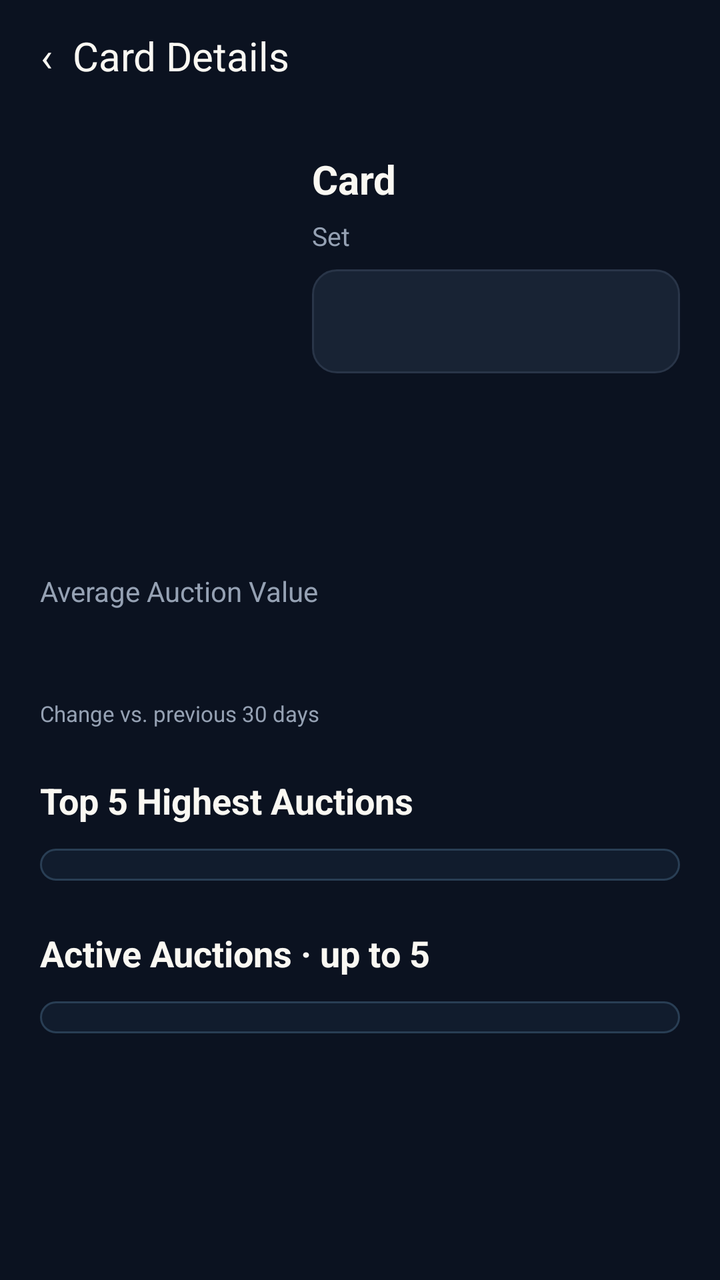
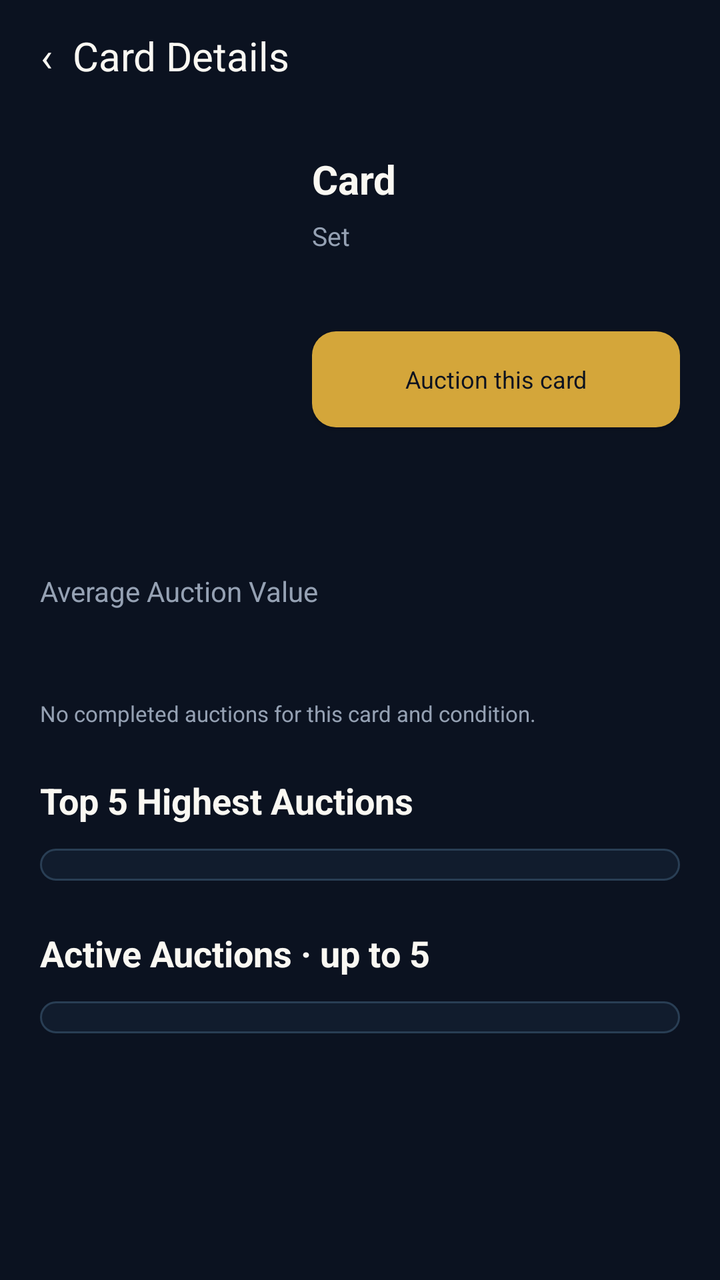

The first picture is an Android layout as it rendered before a commit; the second is the same layout after the commit. The layout source and the unified diff follow.
<!-- AndroidManifest.xml: application theme Theme.Deckbid -->
<!-- res/layout/activity_card_details.xml -->
<?xml version="1.0" encoding="utf-8"?>
<LinearLayout xmlns:android="http://schemas.android.com/apk/res/android"
    android:layout_width="match_parent"
    android:layout_height="match_parent"
    android:orientation="vertical"
    android:background="#0B1220"
    android:fitsSystemWindows="true">
    <Button
        android:id="@+id/back_button"
        android:layout_width="wrap_content"
        android:layout_height="56dp"
        android:background="@android:color/transparent"
        android:text="‹  Card Details"
        android:textAllCaps="false"
        android:textSize="20sp"
        android:textColor="#FAF8F2"
        android:paddingStart="20dp"
        android:paddingEnd="20dp"/>
    <ScrollView
        android:layout_width="match_parent"
        android:layout_height="0dp"
        android:layout_weight="1">
        <LinearLayout
            android:layout_width="match_parent"
            android:layout_height="wrap_content"
            android:orientation="vertical"
            android:padding="20dp">
            <LinearLayout
                android:layout_width="match_parent"
                android:layout_height="wrap_content"
                android:orientation="horizontal">
                <ImageView
                    android:id="@+id/detail_image"
                    android:layout_width="120dp"
                    android:layout_height="190dp"
                    android:scaleType="fitCenter"/>
                <LinearLayout
                    android:layout_width="0dp"
                    android:layout_height="wrap_content"
                    android:layout_weight="1"
                    android:layout_marginStart="16dp"
                    android:orientation="vertical">
                    <TextView
                        android:id="@+id/detail_name"
                        android:layout_width="match_parent"
                        android:layout_height="wrap_content"
                        android:text="Card"
                        android:textSize="20sp"
                        android:textColor="#FAF8F2"
                        android:textStyle="bold"/>
                    <TextView
                        android:id="@+id/detail_set"
                        android:layout_width="match_parent"
                        android:layout_height="wrap_content"
                        android:text="Set"
                        android:textSize="13sp"
                        android:textColor="#95A1B3"
                        android:layout_marginTop="6dp"/>
                    <Spinner
                        android:id="@+id/detail_condition"
                        android:layout_width="match_parent"
                        android:layout_height="52dp"
                        android:layout_marginTop="8dp"
                        android:background="@drawable/input_background"
                        android:popupBackground="#182334"
                        android:spinnerMode="dropdown"/>
                </LinearLayout>
            </LinearLayout>
            <TextView
                android:layout_width="match_parent"
                android:layout_height="wrap_content"
                android:text="Average Auction Value"
                android:textSize="14sp"
                android:textColor="#95A1B3"
                android:layout_marginTop="20dp"/>
            <LinearLayout
                android:layout_width="match_parent"
                android:layout_height="wrap_content"
                android:orientation="horizontal"
                android:gravity="center_vertical">
                <TextView
                    android:id="@+id/detail_value"
                    android:layout_width="0dp"
                    android:layout_height="wrap_content"
                    android:layout_weight="1"
                    android:textSize="30sp"
                    android:textStyle="bold"
                    android:textColor="#FAF8F2"/>
                <TextView
                    android:id="@+id/detail_change"
                    android:layout_width="wrap_content"
                    android:layout_height="wrap_content"
                    android:textSize="16sp"
                    android:textColor="#4CD6A0"/>
            </LinearLayout>
            <TextView
                android:id="@+id/detail_note"
                android:layout_width="match_parent"
                android:layout_height="wrap_content"
                android:text="Change vs. previous 30 days"
                android:textSize="11sp"
                android:textColor="#95A1B3"
                android:layout_marginTop="4dp"/>
            <TextView
                android:layout_width="match_parent"
                android:layout_height="wrap_content"
                android:text="Top 5 Highest Auctions"
                android:textSize="18sp"
                android:textColor="#FAF8F2"
                android:textStyle="bold"
                android:layout_marginTop="24dp"
                android:layout_marginBottom="12dp"/>
            <LinearLayout
                android:id="@+id/highest_table"
                android:layout_width="match_parent"
                android:layout_height="wrap_content"
                android:orientation="vertical"
                android:padding="8dp"
                android:background="@drawable/binder_panel"/>
            <TextView
                android:layout_width="match_parent"
                android:layout_height="wrap_content"
                android:text="Active Auctions · up to 5"
                android:textSize="18sp"
                android:textColor="#FAF8F2"
                android:textStyle="bold"
                android:layout_marginTop="24dp"
                android:layout_marginBottom="12dp"/>
            <LinearLayout
                android:id="@+id/active_table"
                android:layout_width="match_parent"
                android:layout_height="wrap_content"
                android:orientation="vertical"
                android:padding="8dp"
                android:background="@drawable/binder_panel"/>
        </LinearLayout>
    </ScrollView>
</LinearLayout>
<!-- resources referenced by this layout -->
<resources>
  <!-- drawable binder_panel (drawable) -->
  <?xml version="1.0" encoding="utf-8"?>
  <shape xmlns:android="http://schemas.android.com/apk/res/android">
      <solid
          android:color="#111C2D"/>
      <corners
          android:radius="12dp"/>
      <stroke
          android:width="1dp"
          android:color="#293E54"/>
  </shape>
  <!-- drawable input_background (drawable) -->
  <?xml version="1.0" ?>
  <shape xmlns:android="http://schemas.android.com/apk/res/android" android:shape="rectangle">
      <solid android:color="@color/surface"/>
      <corners android:radius="12dp"/>
      <stroke
          android:width="1dp"
          android:color="@color/border"/>
  </shape>
  <style name="Theme.Deckbid" parent="android:style/Theme.Material.NoActionBar">
          <item name="android:fontFamily">sans-serif</item>
          <item name="android:colorAccent">#D4A63A</item>
          <item name="android:windowBackground">#0B1220</item>
          <item name="android:statusBarColor">#0B1220</item>
          <item name="android:navigationBarColor">#0B1220</item>
          <item name="android:windowLightStatusBar">false</item>
          <item name="android:colorBackground">#0B1220</item>
          <item name="android:windowAnimationStyle">@null</item>
      </style>
  <color name="surface">#182334</color>
  <color name="border">#293548</color>
</resources>

<!-- the commit's change to res/layout/activity_card_details.xml (unified diff, before → after) -->
@@ -56,14 +56,10 @@
                         android:textSize="13sp"
                         android:textColor="#95A1B3"
                         android:layout_marginTop="6dp"/>
-                    <Spinner
-                        android:id="@+id/detail_condition"
-                        android:layout_width="match_parent"
-                        android:layout_height="52dp"
-                        android:layout_marginTop="8dp"
-                        android:background="@drawable/input_background"
-                        android:popupBackground="#182334"
-                        android:spinnerMode="dropdown"/>
+                    <TextView android:id="@+id/detail_condition" android:layout_width="match_parent" android:layout_height="wrap_content" android:layout_marginTop="8dp" android:textColor="#D4A63A" android:textSize="14sp"/>
+                    <Button android:id="@+id/card_auction_button" android:layout_width="match_parent" android:layout_height="48dp" android:layout_marginTop="12dp" android:background="@drawable/button_gold" android:backgroundTint="@null" android:text="Auction this card" android:textAllCaps="false" android:textSize="12sp" android:textColor="#0B1220"/>
+                    <TextView android:id="@+id/card_auction_status" android:layout_width="match_parent" android:layout_height="wrap_content" android:layout_marginTop="8dp" android:textColor="#95A1B3" android:textSize="12sp"/>
+
                 </LinearLayout>
             </LinearLayout>
             <TextView
@@ -97,7 +93,7 @@
                 android:id="@+id/detail_note"
                 android:layout_width="match_parent"
                 android:layout_height="wrap_content"
-                android:text="Change vs. previous 30 days"
+                android:text="No completed auctions for this card and condition."
                 android:textSize="11sp"
                 android:textColor="#95A1B3"
                 android:layout_marginTop="4dp"/>
<!-- resource entries referenced after the edit -->
@@ -11,14 +11,11 @@
           android:width="1dp"
           android:color="#293E54"/>
   </shape>
-  <!-- drawable input_background (drawable) -->
+  <!-- drawable button_gold (drawable) -->
   <?xml version="1.0" ?>
   <shape xmlns:android="http://schemas.android.com/apk/res/android" android:shape="rectangle">
-      <solid android:color="@color/surface"/>
+      <solid android:color="@color/gold"/>
       <corners android:radius="12dp"/>
-      <stroke
-          android:width="1dp"
-          android:color="@color/border"/>
   </shape>
   <style name="Theme.Deckbid" parent="android:style/Theme.Material.NoActionBar">
           <item name="android:fontFamily">sans-serif</item>
@@ -30,7 +27,6 @@
           <item name="android:colorBackground">#0B1220</item>
           <item name="android:windowAnimationStyle">@null</item>
       </style>
-  <color name="surface">#182334</color>
-  <color name="border">#293548</color>
+  <color name="gold">#D4A63A</color>
 </resources>
 
